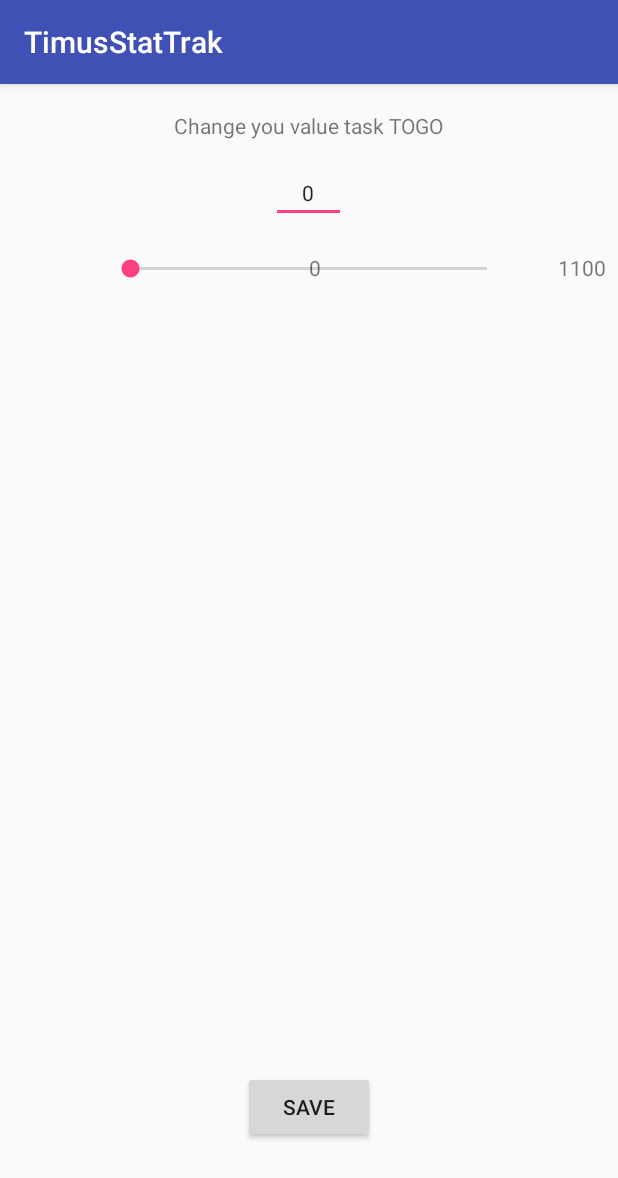
After one commit to Morvell/TimusStatTrakV2, an Android app: the HowManyTaskTOGOActivity screen opened directly, with no data from a screen before it, on a phone screen of 412 x 824 dp. The commit adds this screen. Shown: the top 1178 px of the screen. Run offline under Robolectric (Android 15) with nearby library versions, the phone set to English and light mode, and no system bars; our stand-ins replace AdMob; 1 statement that could not run was skipped.

Commit message:
Activity ready

```diff
--- a/app/build.gradle
+++ b/app/build.gradle
@@ -27,5 +27,6 @@ dependencies {
     compile 'com.android.support:appcompat-v7:25.1.0'
     compile 'com.android.support:design:25.1.0'
     compile 'com.google.android.gms:play-services-ads:10.0.1'
+    compile 'com.android.support.constraint:constraint-layout:1.0.0-beta4'
     testCompile 'junit:junit:4.12'
 }
--- /dev/null
+++ b/app/src/main/java/xyz/jormungand/timusstattrak/HowManyTaskTOGOActivity.java
@@ -0,0 +1,85 @@
+package xyz.jormungand.timusstattrak;
+
+import com.google.android.gms.ads.AdRequest;
+import com.google.android.gms.ads.AdView;
+
+import android.os.Bundle;
+import android.support.v7.app.AppCompatActivity;
+import android.text.Editable;
+import android.text.TextWatcher;
+import android.text.method.LinkMovementMethod;
+import android.view.KeyEvent;
+import android.view.View;
+import android.widget.EditText;
+import android.widget.SeekBar;
+import android.widget.TextView;
+import android.widget.Toast;
+
+import java.util.Objects;
+
+public class HowManyTaskTOGOActivity extends AppCompatActivity implements SeekBar.OnSeekBarChangeListener {
+
+    EditText mTextValue;
+    SeekBar seekBar;
+
+    @Override
+    protected void onCreate(Bundle savedInstanceState) {
+        super.onCreate(savedInstanceState);
+        setContentView(R.layout.activity_how_many_task_togo);
+
+        seekBar = (SeekBar) findViewById(R.id.seekBar3);
+        mTextValue = (EditText) findViewById(R.id.editTextValue);
+
+        seekBar.setOnSeekBarChangeListener(this);
+        mTextValue.setSelection(mTextValue.length());
+        mTextValue.addTextChangedListener(new TextWatcher() {
+            @Override
+            public void beforeTextChanged(CharSequence s, int start, int count, int after) {
+
+            }
+
+            @Override
+            public void onTextChanged(CharSequence s, int start, int before, int count) {
+
+            }
+
+            @Override
+            public void afterTextChanged(Editable s) {
+                mTextValue.setSelection(mTextValue.length());
+                if (!Objects.equals(mTextValue.getText().toString(), ""))
+                {
+                    int value = Integer.valueOf(mTextValue.getText().toString());
+                    if (value > 1100) {
+                        Toast.makeText(getApplicationContext(),"Max value: 1100",Toast.LENGTH_SHORT).show();
+                        mTextValue.setText("1100");
+                        value = 1100;
+                    }
+
+                    seekBar.setProgress(value);
+                }
+
+            }
+        });
+        // Load an ad into the AdMob banner view.
+        AdView adView = (AdView) findViewById(R.id.adView);
+        AdRequest adRequest = new AdRequest.Builder()
+                .setRequestAgent("ca-app-pub-8467305463887516~6261728988").build();
+        adView.loadAd(adRequest);
+    }
+
+    @Override
+    public void onProgressChanged(SeekBar seekBar, int progress,
+                                  boolean fromUser) {
+        mTextValue.setText(String.valueOf(seekBar.getProgress()));
+    }
+
+    @Override
+    public void onStartTrackingTouch(SeekBar seekBar) {
+
+    }
+
+    @Override
+    public void onStopTrackingTouch(SeekBar seekBar) {
+
+    }
+}
--- a/app/src/main/res/layout/activity_about.xml
+++ b/app/src/main/res/layout/activity_about.xml
@@ -12,13 +12,13 @@
         android:layout_alignParentTop="true"
         android:layout_centerHorizontal="true"
         android:layout_marginTop="17dp"
-        android:id="@+id/textView" />
+        android:id="@+id/textViewValue" />
 
     <TextView
         android:text="v0.2"
         android:layout_width="wrap_content"
         android:layout_height="wrap_content"
-        android:layout_below="@+id/textView"
+        android:layout_below="@+id/textViewValue"
         android:layout_centerHorizontal="true"
         android:layout_marginTop="13dp"
         android:id="@+id/textView2" />
--- /dev/null
+++ b/app/src/main/res/layout/activity_how_many_task_togo.xml
@@ -0,0 +1,80 @@
+<?xml version="1.0" encoding="utf-8"?>
+<RelativeLayout xmlns:android="http://schemas.android.com/apk/res/android"
+    xmlns:ads="http://schemas.android.com/apk/res-auto"
+    xmlns:tools="http://schemas.android.com/tools"
+    android:layout_width="match_parent"
+    android:layout_height="match_parent"
+    tools:context="xyz.jormungand.timusstattrak.HowManyTaskTOGOActivity">
+
+    <!-- view for AdMob Banner Ad -->
+    <com.google.android.gms.ads.AdView
+        android:id="@+id/adView"
+        android:layout_width="wrap_content"
+        android:layout_height="wrap_content"
+        android:layout_alignParentBottom="true"
+        android:layout_centerHorizontal="true"
+        ads:adSize="BANNER"
+        ads:adUnitId="@string/banner_ad_unit_id" />
+
+    <SeekBar
+        android:id="@+id/seekBar3"
+        android:layout_width="270dp"
+        android:layout_height="wrap_content"
+        android:layout_marginTop="21dp"
+        android:max="1100"
+        android:progress="1"
+        android:layout_below="@+id/editTextValue"
+        android:layout_centerHorizontal="true" />
+
+    <TextView
+        android:id="@+id/textView4"
+        android:layout_width="wrap_content"
+        android:layout_height="wrap_content"
+        android:layout_alignBottom="@+id/seekBar3"
+        android:text="0"
+        android:layout_alignStart="@+id/adView" />
+
+    <TextView
+        android:id="@+id/textView6"
+        android:layout_width="wrap_content"
+        android:layout_height="wrap_content"
+        android:text="1100"
+        android:layout_alignBottom="@+id/seekBar3"
+        android:layout_alignParentEnd="true"
+        android:layout_marginEnd="8dp" />
+
+    <TextView
+        android:id="@+id/textView7"
+        android:layout_width="wrap_content"
+        android:layout_height="wrap_content"
+        android:text="Change you value task TOGO"
+        android:layout_alignParentTop="true"
+        android:layout_centerHorizontal="true"
+        android:layout_marginTop="18dp" />
+
+    <EditText
+        android:id="@+id/editTextValue"
+        android:layout_width="50dp"
+        android:layout_height="wrap_content"
+        android:layout_below="@+id/textView7"
+        android:layout_centerHorizontal="true"
+        android:layout_marginTop="15dp"
+        android:ems="10"
+        android:inputType="number"
+        android:maxLength="4"
+        android:selectAllOnFocus="false"
+        android:text="0"
+        android:textAlignment="center"
+        android:textAppearance="@style/TextAppearance.AppCompat" />
+
+    <Button
+        android:id="@+id/button2"
+        android:layout_width="wrap_content"
+        android:layout_height="wrap_content"
+        android:layout_marginBottom="62dp"
+        android:text="Save"
+        android:layout_above="@+id/adView"
+        android:layout_centerHorizontal="true" />
+
+
+</RelativeLayout>
--- a/app/src/main/res/values/strings.xml
+++ b/app/src/main/res/values/strings.xml
@@ -4,7 +4,7 @@
     <string name="navigation_drawer_open">Open navigation drawer</string>
     <string name="navigation_drawer_close">Close navigation drawer</string>
 
-    <string name="action_exit">Exit</string>
+    <string name="action_new_user">New user</string>
     <string name="title_activity_about">About program</string>
 
     <string name="hello_world">Hello world!</string>
```
Also changed, not shown: app/src/main/AndroidManifest.xml (+6 -5 lines), app/src/main/java/xyz/jormungand/timusstattrak/MainActivity.java (+8 -1 lines), app/src/main/res/menu/main.xml (+8 -3 lines).
